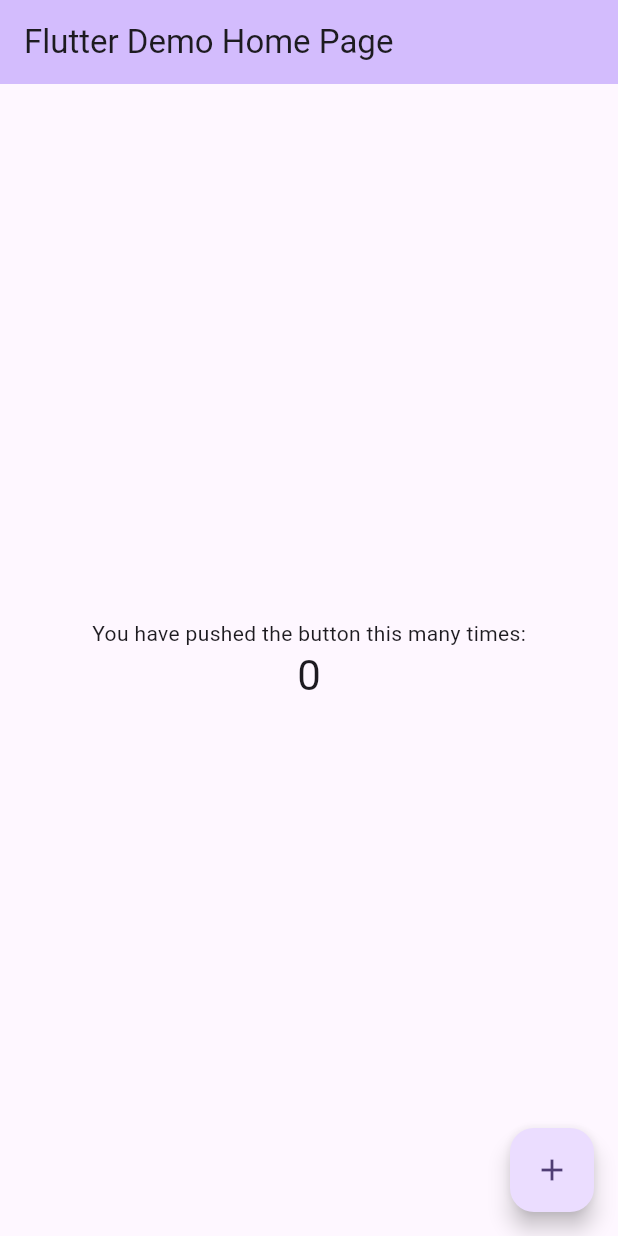
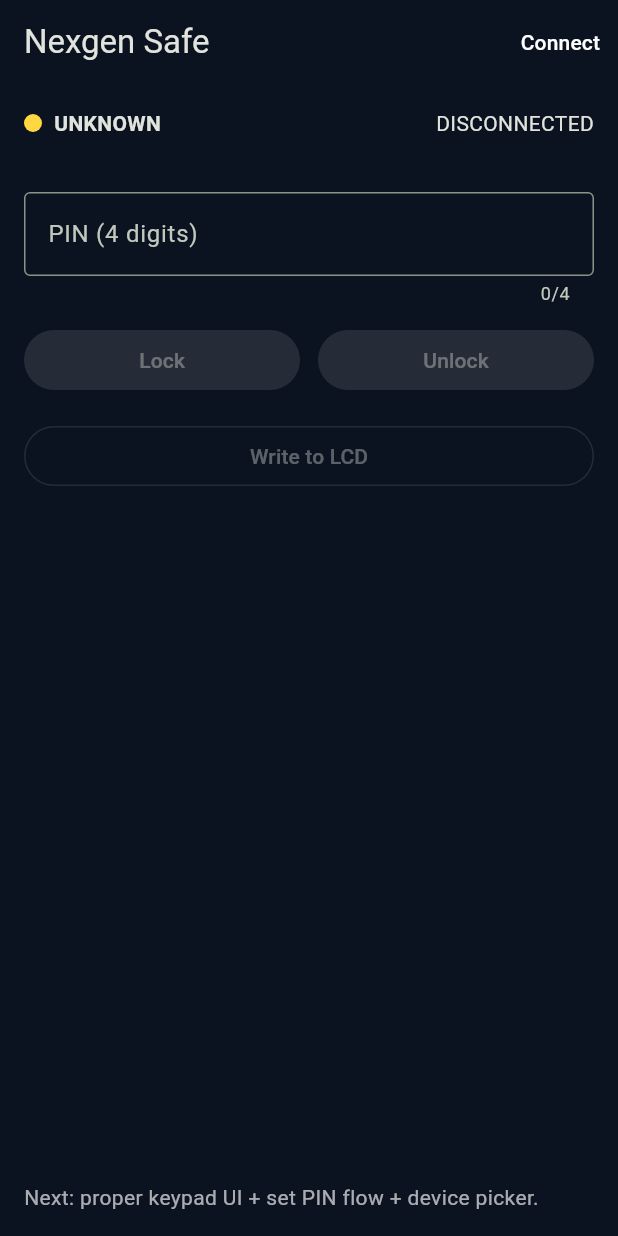
Before and after one commit to peetj/nexgen-safe-mobile-app, a Flutter app: the screen it shows after launch, on a phone screen of 412 x 824 dp. Run offline on Flutter 3.47's test engine with Material 3 defaults, Android fonts, the light colour scheme and no system bars; our stand-ins replace flutter_blue_plus.

Commit message:
Add BLE controller + basic app UI skeleton

```diff
--- /dev/null
+++ b/lib/ble/nexgen_ble.dart
@@ -0,0 +1,121 @@
+import 'dart:async';
+import 'dart:convert';
+
+import 'package:flutter_blue_plus/flutter_blue_plus.dart';
+
+class NexgenBleUuids {
+  static final Guid service = Guid('6e78676e-7361-6665-0000-000000000001');
+  static final Guid command = Guid('6e78676e-7361-6665-0000-000000000002');
+  static final Guid status = Guid('6e78676e-7361-6665-0000-000000000003');
+  static final Guid lcd = Guid('6e78676e-7361-6665-0000-000000000004');
+}
+
+enum SafeLockState { locked, unlocked, unknown }
+
+enum BleConnState { disconnected, scanning, connecting, connected }
+
+class NexgenBleController {
+  NexgenBleController();
+
+  BluetoothDevice? _device;
+  BluetoothCharacteristic? _cmd;
+  BluetoothCharacteristic? _status;
+  BluetoothCharacteristic? _lcd;
+
+  final _connState = StreamController<BleConnState>.broadcast();
+  final _lockState = StreamController<SafeLockState>.broadcast();
+  final _statusText = StreamController<String>.broadcast();
+
+  Stream<BleConnState> get connState => _connState.stream;
+  Stream<SafeLockState> get lockState => _lockState.stream;
+  Stream<String> get statusText => _statusText.stream;
+
+  BluetoothDevice? get device => _device;
+
+  Future<void> startScan({Duration timeout = const Duration(seconds: 6)}) async {
+    _connState.add(BleConnState.scanning);
+    await FlutterBluePlus.startScan(timeout: timeout);
+  }
+
+  Stream<ScanResult> scanResults() => FlutterBluePlus.scanResults.expand((x) => x);
+
+  Future<void> stopScan() async {
+    await FlutterBluePlus.stopScan();
+  }
+
+  Future<void> connect(BluetoothDevice device) async {
+    _connState.add(BleConnState.connecting);
+    _device = device;
+
+    await device.connect(timeout: const Duration(seconds: 12));
+
+    final services = await device.discoverServices();
+    final svc = services.where((s) => s.uuid == NexgenBleUuids.service).toList();
+    if (svc.isEmpty) {
+      throw Exception('Nexgen Safe BLE service not found');
+    }
+
+    for (final s in svc) {
+      for (final c in s.characteristics) {
+        if (c.uuid == NexgenBleUuids.command) _cmd = c;
+        if (c.uuid == NexgenBleUuids.status) _status = c;
+        if (c.uuid == NexgenBleUuids.lcd) _lcd = c;
+      }
+    }
+
+    if (_cmd == null || _status == null) {
+      throw Exception('Missing required characteristics');
+    }
+
+    await _status!.setNotifyValue(true);
+    _status!.onValueReceived.listen((data) {
+      final text = utf8.decode(data, allowMalformed: true).trim();
+      _statusText.add(text);
+      if (text.startsWith('STATE:LOCKED')) _lockState.add(SafeLockState.locked);
+      if (text.startsWith('STATE:UNLOCKED')) _lockState.add(SafeLockState.unlocked);
+    });
+
+    _connState.add(BleConnState.connected);
+    await ping();
+  }
+
+  Future<void> disconnect() async {
+    final d = _device;
+    _device = null;
+    _cmd = null;
+    _status = null;
+    _lcd = null;
+    if (d != null) {
+      await d.disconnect();
+    }
+    _connState.add(BleConnState.disconnected);
+    _lockState.add(SafeLockState.unknown);
+  }
+
+  Future<void> _writeCmd(String text) async {
+    if (_cmd == null) throw Exception('Not connected');
+    await _cmd!.write(utf8.encode(text), withoutResponse: false);
+  }
+
+  Future<void> ping() => _writeCmd('PING');
+
+  Future<void> lock(String pin) => _writeCmd('LOCK:$pin');
+  Future<void> unlock(String pin) => _writeCmd('UNLOCK:$pin');
+  Future<void> setPin(String newPin, String confirmPin) => _writeCmd('SETPIN:$newPin:$confirmPin');
+
+  Future<void> lcdLine1(String text) async {
+    if (_lcd == null) throw Exception('LCD characteristic not available');
+    await _lcd!.write(utf8.encode('LINE1:$text'), withoutResponse: true);
+  }
+
+  Future<void> lcdLine2(String text) async {
+    if (_lcd == null) throw Exception('LCD characteristic not available');
+    await _lcd!.write(utf8.encode('LINE2:$text'), withoutResponse: true);
+  }
+
+  void dispose() {
+    _connState.close();
+    _lockState.close();
+    _statusText.close();
+  }
+}
--- a/lib/main.dart
+++ b/lib/main.dart
@@ -1,125 +1,194 @@
 import 'package:flutter/material.dart';
 
+import 'ble/nexgen_ble.dart';
+import 'nexgen_brand.dart';
+
 void main() {
-  runApp(const MyApp());
+  runApp(const NexgenSafeApp());
 }
 
-class MyApp extends StatelessWidget {
-  const MyApp({super.key});
+class NexgenSafeApp extends StatelessWidget {
+  const NexgenSafeApp({super.key});
 
-  // This widget is the root of your application.
   @override
   Widget build(BuildContext context) {
     return MaterialApp(
-      title: 'Flutter Demo',
-      theme: ThemeData(
-        // This is the theme of your application.
-        //
-        // TRY THIS: Try running your application with "flutter run". You'll see
-        // the application has a purple toolbar. Then, without quitting the app,
-        // try changing the seedColor in the colorScheme below to Colors.green
-        // and then invoke "hot reload" (save your changes or press the "hot
-        // reload" button in a Flutter-supported IDE, or press "r" if you used
-        // the command line to start the app).
-        //
-        // Notice that the counter didn't reset back to zero; the application
-        // state is not lost during the reload. To reset the state, use hot
-        // restart instead.
-        //
-        // This works for code too, not just values: Most code changes can be
-        // tested with just a hot reload.
-        colorScheme: ColorScheme.fromSeed(seedColor: Colors.deepPurple),
-        useMaterial3: true,
-      ),
-      home: const MyHomePage(title: 'Flutter Demo Home Page'),
+      title: 'Nexgen Safe',
+      theme: NexgenBrand.theme(),
+      home: const HomeScreen(),
+      debugShowCheckedModeBanner: false,
     );
   }
 }
 
-class MyHomePage extends StatefulWidget {
-  const MyHomePage({super.key, required this.title});
-
-  // This widget is the home page of your application. It is stateful, meaning
-  // that it has a State object (defined below) that contains fields that affect
-  // how it looks.
-
-  // This class is the configuration for the state. It holds the values (in this
-  // case the title) provided by the parent (in this case the App widget) and
-  // used by the build method of the State. Fields in a Widget subclass are
-  // always marked "final".
-
-  final String title;
+class HomeScreen extends StatefulWidget {
+  const HomeScreen({super.key});
 
   @override
-  State<MyHomePage> createState() => _MyHomePageState();
+  State<HomeScreen> createState() => _HomeScreenState();
 }
 
-class _MyHomePageState extends State<MyHomePage> {
-  int _counter = 0;
+class _HomeScreenState extends State<HomeScreen> {
+  final NexgenBleController ble = NexgenBleController();
 
-  void _incrementCounter() {
-    setState(() {
-      // This call to setState tells the Flutter framework that something has
-      // changed in this State, which causes it to rerun the build method below
-      // so that the display can reflect the updated values. If we changed
-      // _counter without calling setState(), then the build method would not be
-      // called again, and so nothing would appear to happen.
-      _counter++;
+  SafeLockState lockState = SafeLockState.unknown;
+  BleConnState connState = BleConnState.disconnected;
+  String status = '';
+
+  final pinController = TextEditingController();
+
+  @override
+  void initState() {
+    super.initState();
+    ble.connState.listen((s) => setState(() => connState = s));
+    ble.lockState.listen((s) => setState(() => lockState = s));
+    ble.statusText.listen((t) => setState(() => status = t));
+  }
+
+  @override
+  void dispose() {
+    pinController.dispose();
+    ble.dispose();
+    super.dispose();
+  }
+
+  Future<void> _connectFlow() async {
+    await ble.startScan();
+
+    // naive: take first device that advertises our service
+    final sub = ble.scanResults().listen((r) async {
+      // You can also filter by name here.
+      if (r.advertisementData.serviceUuids
+          .map((u) => u.toLowerCase())
+          .contains(NexgenBleUuids.service.str.toLowerCase())) {
+        await ble.stopScan();
+        await ble.connect(r.device);
+      }
     });
+
+    await Future<void>.delayed(const Duration(seconds: 7));
+    await ble.stopScan();
+    await sub.cancel();
+  }
+
+  Color _stateColor() {
+    switch (lockState) {
+      case SafeLockState.locked:
+        return Colors.redAccent;
+      case SafeLockState.unlocked:
+        return Colors.greenAccent;
+      case SafeLockState.unknown:
+        return Colors.amberAccent;
+    }
+  }
+
+  String _stateText() {
+    switch (lockState) {
+      case SafeLockState.locked:
+        return 'LOCKED';
+      case SafeLockState.unlocked:
+        return 'UNLOCKED';
+      case SafeLockState.unknown:
+        return 'UNKNOWN';
+    }
   }
 
   @override
   Widget build(BuildContext context) {
-    // This method is rerun every time setState is called, for instance as done
-    // by the _incrementCounter method above.
-    //
-    // The Flutter framework has been optimized to make rerunning build methods
-    // fast, so that you can just rebuild anything that needs updating rather
-    // than having to individually change instances of widgets.
+    final isConnected = connState == BleConnState.connected;
+
     return Scaffold(
       appBar: AppBar(
-        // TRY THIS: Try changing the color here to a specific color (to
-        // Colors.amber, perhaps?) and trigger a hot reload to see the AppBar
-        // change color while the other colors stay the same.
-        backgroundColor: Theme.of(context).colorScheme.inversePrimary,
-        // Here we take the value from the MyHomePage object that was created by
-        // the App.build method, and use it to set our appbar title.
-        title: Text(widget.title),
+        title: const Text('Nexgen Safe'),
+        actions: [
+          TextButton(
+            onPressed: isConnected ? () => ble.disconnect() : _connectFlow,
+            child: Text(
+              isConnected ? 'Disconnect' : 'Connect',
+              style: const TextStyle(color: Colors.white),
+            ),
+          ),
+        ],
       ),
-      body: Center(
-        // Center is a layout widget. It takes a single child and positions it
-        // in the middle of the parent.
+      body: Padding(
+        padding: const EdgeInsets.all(16),
         child: Column(
-          // Column is also a layout widget. It takes a list of children and
-          // arranges them vertically. By default, it sizes itself to fit its
-          // children horizontally, and tries to be as tall as its parent.
-          //
-          // Column has various properties to control how it sizes itself and
-          // how it positions its children. Here we use mainAxisAlignment to
-          // center the children vertically; the main axis here is the vertical
-          // axis because Columns are vertical (the cross axis would be
-          // horizontal).
-          //
-          // TRY THIS: Invoke "debug painting" (choose the "Toggle Debug Paint"
-          // action in the IDE, or press "p" in the console), to see the
-          // wireframe for each widget.
-          mainAxisAlignment: MainAxisAlignment.center,
-          children: <Widget>[
-            const Text(
-              'You have pushed the button this many times:',
+          crossAxisAlignment: CrossAxisAlignment.stretch,
+          children: [
+            Row(
+              children: [
+                CircleAvatar(radius: 6, backgroundColor: _stateColor()),
+                const SizedBox(width: 8),
+                Text(
+                  _stateText(),
+                  style: const TextStyle(fontWeight: FontWeight.w700),
+                ),
+                const Spacer(),
+                Text(connState.name.toUpperCase()),
+              ],
             ),
+            const SizedBox(height: 12),
+            if (status.isNotEmpty)
+              Text(
+                status,
+                style: TextStyle(color: Colors.white.withOpacity(0.75)),
+              ),
+            const SizedBox(height: 24),
+
+            TextField(
+              controller: pinController,
+              keyboardType: TextInputType.number,
+              maxLength: 4,
+              decoration: const InputDecoration(
+                labelText: 'PIN (4 digits)',
+                border: OutlineInputBorder(),
+              ),
+            ),
+            const SizedBox(height: 12),
+
+            Row(
+              children: [
+                Expanded(
+                  child: FilledButton(
+                    onPressed: isConnected
+                        ? () => ble.lock(pinController.text)
+                        : null,
+                    child: const Text('Lock'),
+                  ),
+                ),
+                const SizedBox(width: 12),
+                Expanded(
+                  child: FilledButton.tonal(
+                    onPressed: isConnected
+                        ? () => ble.unlock(pinController.text)
+                        : null,
+                    child: const Text('Unlock'),
+                  ),
+                ),
+              ],
+            ),
+            const SizedBox(height: 16),
+
+            OutlinedButton(
+              onPressed: isConnected
+                  ? () async {
+                      // quick demo: overwrite LCD.
+                      await ble.lcdLine1('Nexgen Safe');
+                      await ble.lcdLine2('Use the app');
+                    }
+                  : null,
+              child: const Text('Write to LCD'),
+            ),
+
+            const Spacer(),
+
             Text(
-              '$_counter',
-              style: Theme.of(context).textTheme.headlineMedium,
+              'Next: proper keypad UI + set PIN flow + device picker.',
+              style: TextStyle(color: Colors.white.withOpacity(0.65)),
             ),
           ],
         ),
       ),
-      floatingActionButton: FloatingActionButton(
-        onPressed: _incrementCounter,
-        tooltip: 'Increment',
-        child: const Icon(Icons.add),
-      ), // This trailing comma makes auto-formatting nicer for build methods.
     );
   }
 }
--- /dev/null
+++ b/lib/nexgen_brand.dart
@@ -0,0 +1,26 @@
+import 'package:flutter/material.dart';
+
+/// Nexgen branding (placeholder).
+/// If you have exact hex codes, we’ll lock them in here.
+class NexgenBrand {
+  static const Color primary = Color(0xFF111827); // near-black
+  static const Color accent = Color(0xFF22C55E); // green
+  static const Color background = Color(0xFF0B1220);
+
+  static ThemeData theme() {
+    final scheme = ColorScheme.fromSeed(
+      seedColor: accent,
+      brightness: Brightness.dark,
+    );
+
+    return ThemeData(
+      useMaterial3: true,
+      colorScheme: scheme.copyWith(
+        primary: primary,
+        secondary: accent,
+        surface: background,
+      ),
+      scaffoldBackgroundColor: background,
+    );
+  }
+}
--- a/pubspec.yaml
+++ b/pubspec.yaml
@@ -31,6 +31,8 @@ dependencies:
   flutter:
     sdk: flutter
 
+  # BLE
+  flutter_blue_plus: ^1.34.5
 
   # The following adds the Cupertino Icons font to your application.
   # Use with the CupertinoIcons class for iOS style icons.
```
